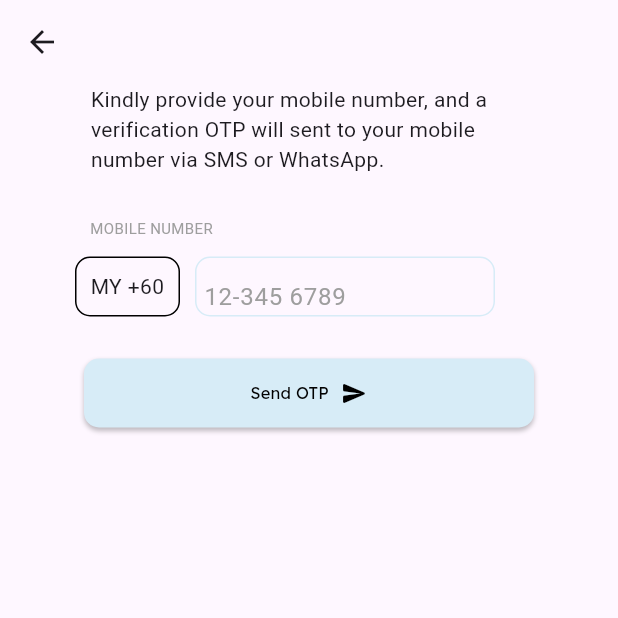
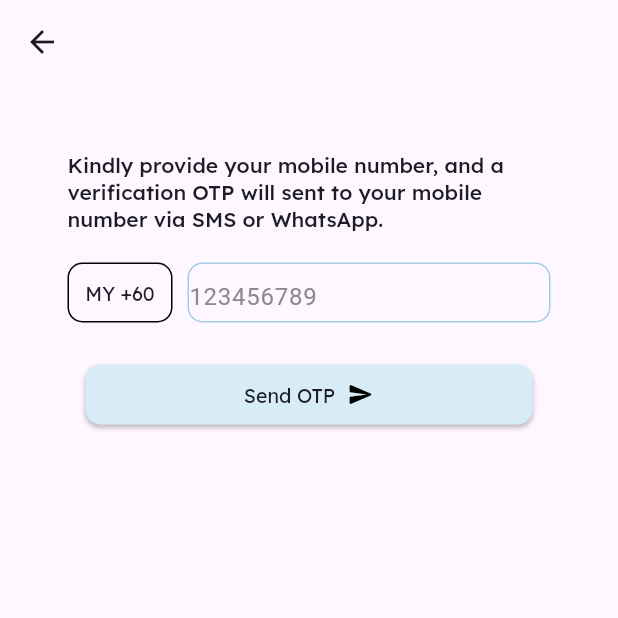
Before and after one commit to YunPeng218/WashCubes-User-App, a Flutter app: the screen it shows after launch, after a tap on "Sign Up", on a phone screen of 412 x 824 dp, the top half of it. Run offline on Flutter 3.47's test engine with Material 3 defaults, Android fonts, the phone set to English and light mode, and no system bars; our stand-ins replace google_fonts.

Commit message:
implement global variables for simple labelling

```diff
--- a/lib/src/constraints/sizes.dart
+++ b/lib/src/constraints/sizes.dart
@@ -0,0 +1,6 @@
+
+//Default Sizing Standards
+const cDefaultSize = 30.0;
+const cSplashContainerSize = 30.0;
+const cButtonHeight = 40.0;
+const cFormHeight = 30.0;
--- a/lib/src/features/authentication/screens/home/HomePage.dart
+++ b/lib/src/features/authentication/screens/home/HomePage.dart
@@ -5,7 +5,7 @@ class HomePage extends StatelessWidget {
 
   @override
   Widget build(BuildContext context) {
-    return Scaffold(
+    return const Scaffold(
       // appBar: AppBar(
       //   title: Text('HomePage', style: TextStyle(fontWeight: FontWeight.bold),),
       //   centerTitle: true,
--- a/lib/src/features/authentication/screens/login/LoginPage.dart
+++ b/lib/src/features/authentication/screens/login/LoginPage.dart
@@ -86,9 +86,9 @@ class LoginPage extends StatelessWidget {
                 mainAxisAlignment: MainAxisAlignment.center,
                 // crossAxisAlignment: CrossAxisAlignment.end,
                 children: [
-                  IconButton(icon: Icon(Icons.camera_front, size: 40.0), onPressed: () {null;},),
-                  IconButton(icon: Icon(Icons.fingerprint, size: 40.0), onPressed: () {null;},),
-                  IconButton(icon: Icon(Icons.qr_code, size: 40.0), onPressed: () {null;},),
+                  IconButton(icon: const Icon(Icons.camera_front, size: 40.0), onPressed: () {null;},),
+                  IconButton(icon: const Icon(Icons.fingerprint, size: 40.0), onPressed: () {null;},),
+                  IconButton(icon: const Icon(Icons.qr_code, size: 40.0), onPressed: () {null;},),
                 ],
               ),
               // Add more widgets as needed
--- a/lib/src/features/authentication/screens/signup/SignUpPage.dart
+++ b/lib/src/features/authentication/screens/signup/SignUpPage.dart
@@ -1,3 +1,6 @@
+import 'package:device_run_test/src/constraints/colors.dart';
+import 'package:device_run_test/src/constraints/sizes.dart';
+
 import '../userverification/OTPVerifyPage.dart';
 import 'package:flutter/material.dart';
 import 'package:flutter/services.dart';
@@ -12,76 +15,69 @@ class SignUpScreen extends StatelessWidget {
       appBar: AppBar(
         // title: Text('Sign Up Page'),
       ),
-      body: Center(
+      body: Container(
+        padding: const EdgeInsets.all(cDefaultSize * 1.5),
         child: Column(
-          mainAxisAlignment: MainAxisAlignment.start,
-          crossAxisAlignment: CrossAxisAlignment.center,
           children: [
-            Container(
-              margin: const EdgeInsets.fromLTRB(10, 0, 0, 29),
-              constraints: const BoxConstraints (maxWidth:  301),
-              child: const Text('Kindly provide your mobile number, and a verification OTP will sent to your mobile number via SMS or WhatsApp.'),
-            ),
-            Container(
-              margin: const EdgeInsets.fromLTRB(10, 0, 220, 12),
-              child: const Text('MOBILE NUMBER', style: TextStyle(color: Colors.grey, fontSize: 10)),
-            ),
-            Container(
-              margin:  const EdgeInsets.fromLTRB(50, 0, 0, 20),
-              // width:  double.infinity,
-              // height:  50,
+            Text('Kindly provide your mobile number, and a verification OTP will sent to your mobile number via SMS or WhatsApp.', style: Theme.of(context).textTheme.headlineMedium,),
+            Form(
+              child: Container(
+                padding: const EdgeInsets.symmetric(vertical: cFormHeight - 10),
                 child: Row(
-                //mainAxisAlignment: MainAxisAlignment.center,
                   children: [
                     //Country Phone Code
                     Container(
                       width:  70,
-                    height:  40,
+                      height:  cButtonHeight,
                       decoration:  BoxDecoration (
-                      border:  Border.all(color: Color(0xFF000000)),
+                        border:  Border.all(color: AppColors.cBlackColor),
                         borderRadius:  BorderRadius.circular(10),
                       ),
-                    child: const Center(
-                      child: Text('MY +60',textAlign: TextAlign.center),
+                      child: Center(
+                        child: Text('MY +60', style: Theme.of(context).textTheme.headlineSmall,),
                       ),
                     ),
+                    const SizedBox(width: 10,),
                     //Phone No. Input Box
-                  Container(
+                    Expanded(
+                      child: Container(
                         width:  200,
-                    height:  40,
-                    margin: const EdgeInsets.only(left: 10),
-                    padding: const EdgeInsets.fromLTRB(5, 17, 0, 0),
+                        height:  cButtonHeight,
                         decoration:  BoxDecoration (
-                      border:  Border.all(color: Color(0xFFD7ECF7)),
+                          border:  Border.all(color: AppColors.cBlueColor1),
                           borderRadius:  BorderRadius.circular(10),
                         ),
-                    child: TextField(
+                        child: TextFormField(
+                          decoration: const InputDecoration(
+                            // labelText: 'MOBILE NUMBER',
+                            hintText: '123456789',
+                            hintStyle: TextStyle(color: AppColors.cGreyColor3),
+                            counterText: '',
+                            border: InputBorder.none,
+                          ),
                           inputFormatters: [FilteringTextInputFormatter.digitsOnly],
                           keyboardType: TextInputType.number,
                           maxLength: 11,
-                      decoration: const InputDecoration(
-                        hintText:'12-345 6789',
-                        hintStyle: TextStyle(color: Colors.grey),
-                        counterText: '',
-                        border: InputBorder.none
                         ),
                       ),
                     ),
                   ],
                 ),
               ),
+            ),
+
             //Send OTP Button
             TextButton(
-              onPressed: () {Navigator.push(
+              onPressed: () {
+                Navigator.push(
                   context, MaterialPageRoute(builder: (context) => OTPVerifyPage(source: 'signup')),
-                  );},// Send to OTP Page
+                );
+              },// Send to OTP Page
               child: Container(
-                width:  300,
-                height:  46,
-                // margin: EdgeInsets.only(top: 50.0),
+                width:  double.infinity,
+                height:  cButtonHeight,
                 decoration:  BoxDecoration (
-                  color: Color(0xFFD7ECF7),
-                  //border:  Border.all(color: Colors.black),
+                  color: AppColors.cButtonColor,
                   borderRadius:  BorderRadius.circular(10),
                   boxShadow:  const [
                     BoxShadow(
@@ -91,15 +87,15 @@ class SignUpScreen extends StatelessWidget {
                     ),
                   ],
                 ),
-                child: const Row(
+                child: Row(
                   mainAxisAlignment: MainAxisAlignment.center,
                   children: [
                     Text(
                       'Send OTP',
-                      style: TextStyle(color: Colors.black),
+                      style: Theme.of(context).textTheme.headlineSmall,
                     ),
-                    SizedBox(width: 8),
-                    Icon(Icons.send_rounded, color: Colors.black),
+                    const SizedBox(width: 8),
+                    const Icon(Icons.send_rounded, color: AppColors.cBlackColor),
                   ],
                 ),
               ),
--- a/lib/src/features/authentication/screens/welcome/welcome_screen.dart
+++ b/lib/src/features/authentication/screens/welcome/welcome_screen.dart
@@ -1,3 +1,4 @@
+import 'package:device_run_test/src/constraints/sizes.dart';
 import 'package:flutter/material.dart';
 import 'package:device_run_test/src/features/authentication/screens/signup/SignUpPage.dart';
 import 'package:device_run_test/src/features/authentication/screens/userverification/OTPVerifyPage.dart';
@@ -10,32 +11,32 @@ class WelcomeScreen extends StatelessWidget {
 
   @override
   Widget build(BuildContext context) {
+    final size = MediaQuery.of(context).size;
     return MaterialApp(
       theme: CAppTheme.lightTheme,
       home: Scaffold(
-        body: Center(
+        body: Container(
+          padding: const EdgeInsets.all(cDefaultSize),
           child: Column(
             mainAxisAlignment: MainAxisAlignment.center,
             children: [
-              Image.asset('assets/logos/washcube_logo.png'),
-              const SizedBox(height: 40.0,),
+              Image.asset('assets/logos/washcube_logo.png', height: size.height * 0.2),
+              const SizedBox(height: cDefaultSize,),
               TextButton(
                 onPressed: () {
                   Navigator.push(
                     context, MaterialPageRoute(builder: (context) => OTPVerifyPage(source: 'login')),
                   );
-                },// Navigate to Sign Up Page
-                // style: TextButton.styleFrom(padding: EdgeInsets.only(top: 50.0)),
+                },// Navigate to Login Page
                 child: Container(
-                  width:  329,
-                  height:  46,
-                  //margin: EdgeInsets.only(top: 50.0),
+                  width:  double.infinity,
+                  height:  cButtonHeight,
                   decoration:  BoxDecoration (
-                    border:  Border.all(color: Colors.black),
+                    border:  Border.all(color: AppColors.cBlackColor),
                     borderRadius:  BorderRadius.circular(10),
                   ),
                   child: Center(
-                      child: Text('Login',textAlign: TextAlign.center, style: Theme.of(context).textTheme.headlineMedium,),
+                      child: Text('Login', style: Theme.of(context).textTheme.headlineMedium,),
                   ),
                 ),
               ),
@@ -46,18 +47,16 @@ class WelcomeScreen extends StatelessWidget {
                     context, MaterialPageRoute(builder: (context) => const SignUpScreen()),
                   );
                 },// Navigate to Sign Up Page
-                // style: TextButton.styleFrom(padding: EdgeInsets.only(top: 50.0)),
                 child: Container(
-                  width:  329,
-                  height:  46,
-                  //margin: EdgeInsets.only(top: 50.0),
+                  width:  double.infinity,
+                  height:  cButtonHeight,
                   decoration:  BoxDecoration (
-                    border:  Border.all(color: Colors.black),
+                    border:  Border.all(color: AppColors.cBlackColor),
                     borderRadius:  BorderRadius.circular(10),
                   ),
                   child: Center(
                     child: Center(
-                      child: Text('Sign Up',textAlign: TextAlign.center, style: Theme.of(context).textTheme.headlineMedium,),
+                      child: Text('Sign Up', style: Theme.of(context).textTheme.headlineMedium,),
                     ),
                   ),
                 ),
@@ -68,16 +67,9 @@ class WelcomeScreen extends StatelessWidget {
                     context, MaterialPageRoute(builder: (context) => const HomePage()),
                   );
                 },// Add your desired action here
-                child: const Row(
-                  mainAxisAlignment: MainAxisAlignment.center,
-                  // crossAxisAlignment: CrossAxisAlignment.end,
-                  children: [
-                    Text(
-                      'Continue as Guest',
-                      style: TextStyle(decoration: TextDecoration.underline, color: AppColors.cGreyColor3,),
-                    ),
-                    Icon(Icons.arrow_forward_ios),
-                  ],
+                child: const Text(
+                  'Continue as Guest',
+                  style: TextStyle(decoration: TextDecoration.underline, color: AppColors.cGreyColor3,),
                 ),
               ),
               //start biometric icon
@@ -88,7 +80,6 @@ class WelcomeScreen extends StatelessWidget {
               ),
               Row(
                 mainAxisAlignment: MainAxisAlignment.center,
-                // crossAxisAlignment: CrossAxisAlignment.end,
                 children: [
                   IconButton(icon: const Icon(Icons.camera_front, size: 40.0), onPressed: () {null;},),
                   IconButton(icon: const Icon(Icons.fingerprint, size: 40.0), onPressed: () {null;},),
--- a/lib/src/utilities/theme/widget_themes/text_theme.dart
+++ b/lib/src/utilities/theme/widget_themes/text_theme.dart
@@ -5,12 +5,12 @@ class CTextTheme {
 
   static TextTheme lightTextTheme = TextTheme(
     displayLarge: GoogleFonts.lexend(
-      color: Color.fromRGBO(28, 28, 40, 1),
+      color: const Color.fromRGBO(28, 28, 40, 1),
       fontWeight: FontWeight.w500,
       fontSize: 26,
     ),
     displayMedium: GoogleFonts.lexend(
-      color: Color.fromRGBO(28, 28, 40, 1),
+      color: const Color.fromRGBO(28, 28, 40, 1),
       fontWeight: FontWeight.w500,
       fontSize: 19,
     ),
@@ -20,27 +20,27 @@ class CTextTheme {
       fontSize: 18,
     ),
     headlineLarge: GoogleFonts.lexend(
-      color: Color.fromRGBO(28, 28, 40, 1),
+      color: const Color.fromRGBO(28, 28, 40, 1),
       fontWeight: FontWeight.w500,
       fontSize: 16,
     ),
     headlineMedium: GoogleFonts.lexend(
-      color: Color.fromRGBO(28, 28, 40, 1),
+      color: const Color.fromRGBO(28, 28, 40, 1),
       fontWeight: FontWeight.w500,
       fontSize: 14,
     ),
     headlineSmall: GoogleFonts.lexend(
-      color: Color.fromRGBO(28, 28, 40, 1),
+      color: const Color.fromRGBO(28, 28, 40, 1),
       fontWeight: FontWeight.w400,
       fontSize: 13,
     ),
     labelLarge: GoogleFonts.lexend(
-      color: Color.fromRGBO(28, 28, 40, 1),
+      color: const Color.fromRGBO(28, 28, 40, 1),
       fontWeight: FontWeight.w400,
       fontSize: 11,
     ),
     labelMedium: GoogleFonts.lexend(
-      color: Color.fromRGBO(28, 28, 40, 1),
+      color: const Color.fromRGBO(28, 28, 40, 1),
       fontWeight: FontWeight.w400,
       fontSize: 10,
     ),
```
Also changed, not shown: lib/src/features/authentication/screens/onboarding/onboarding_screen.dart (+19 -16 lines), lib/src/features/authentication/screens/userverification/OTPVerifyPage.dart (+10 -9 lines). Lines whose indentation alone changed are shown as unchanged.
